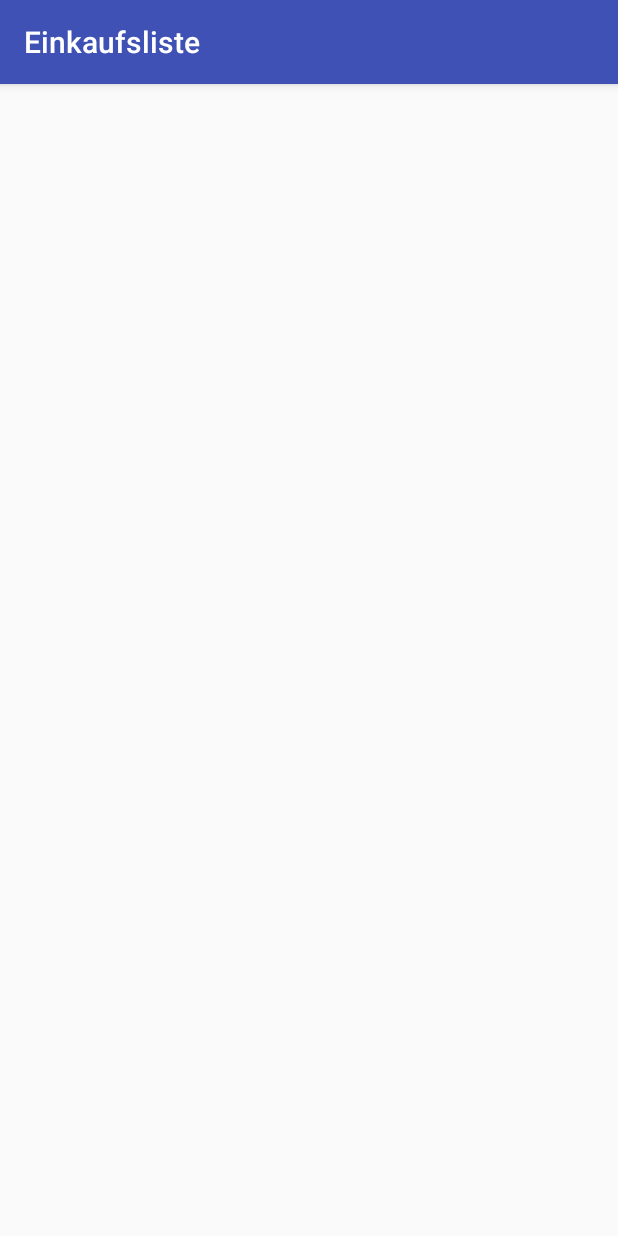
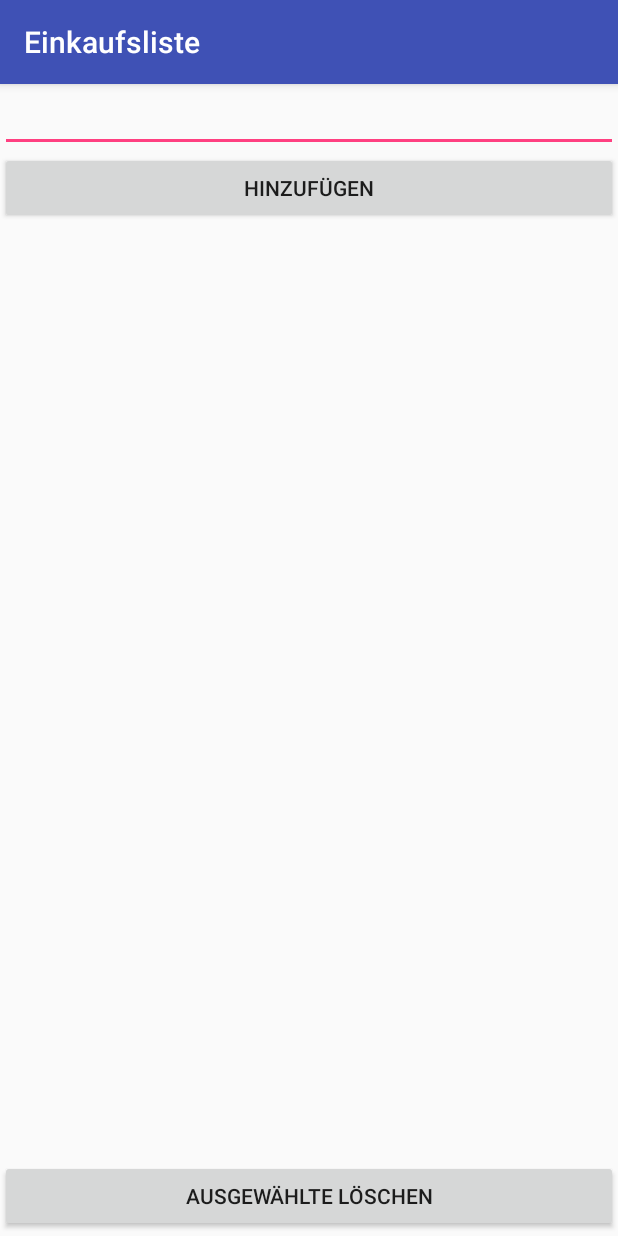
Before and after one commit to fabianmueller1997/Einkaufsliste, an Android app: the screen it shows after launch (MainActivity), on a phone screen of 412 x 824 dp. Run offline under Robolectric (Android 15) with nearby library versions, the phone set to English and light mode, and no system bars.

Commit message:
Added methods and layout elements for adding / deleting list entries

```diff
--- a/app/src/main/java/de/fabian/einkaufsliste/MainActivity.java
+++ b/app/src/main/java/de/fabian/einkaufsliste/MainActivity.java
@@ -1,15 +1,93 @@
 package de.fabian.einkaufsliste;
 
+import android.app.ListActivity;
 import android.support.v7.app.AppCompatActivity;
 import android.os.Bundle;
+import android.util.SparseBooleanArray;
+import android.view.View;
+import android.widget.AdapterView;
+import android.widget.ArrayAdapter;
+import android.widget.Button;
+import android.widget.CheckBox;
+import android.widget.EditText;
+import android.widget.ListView;
+import android.widget.SimpleAdapter;
+import android.widget.Toast;
+
+import java.util.ArrayList;
+import java.util.StringTokenizer;
+import java.util.concurrent.CountDownLatch;
 
 public class MainActivity extends AppCompatActivity
 {
+    Button add;
+    ArrayList<String> addArray = new ArrayList<>();
+    EditText txt;
+    ListView lv;
+    ArrayAdapter<String> adapter;
+    Button delete;
 
     @Override
     protected void onCreate(Bundle savedInstanceState)
     {
         super.onCreate(savedInstanceState);
         setContentView(R.layout.activity_main);
+
+        txt = (EditText)findViewById(R.id.textInput);
+        lv = (ListView)findViewById(R.id.listView);
+        lv.setChoiceMode(ListView.CHOICE_MODE_MULTIPLE);
+        delete = (Button)findViewById(R.id.buttonDelete);
+        adapter = new ArrayAdapter<>(MainActivity.this, android.R.layout.simple_list_item_multiple_choice, addArray);
+        lv.setAdapter(adapter);
+        add = (Button)findViewById(R.id.buttonAdd);
+        add.setOnClickListener(new View.OnClickListener()
+        {
+            @Override
+            public void onClick(View view)
+            {
+                String getInput = txt.getText().toString();
+                if (addArray.contains(getInput))
+                {
+                    Toast.makeText(getBaseContext(), "Bereits vorhanden!", Toast.LENGTH_LONG).show();
+                } else if (getInput.trim().equals(""))
+                {
+                    Toast.makeText(getBaseContext(), "Keine Eingabe!", Toast.LENGTH_LONG).show();
+                } else
+                {
+                    addArray.add(getInput);
+                    ArrayAdapter<String> adapter = new ArrayAdapter<>(MainActivity.this, android.R.layout.simple_list_item_multiple_choice, addArray);
+                    lv.setAdapter(adapter);
+                    ((EditText) findViewById(R.id.textInput)).setText("");
+                    adapter.notifyDataSetChanged();
+                }
+            }
+        });
+
+        delete.setOnClickListener(new View.OnClickListener()
+        {
+            @Override
+            public void onClick(View view)
+            {
+                SparseBooleanArray checkedPositions = lv.getCheckedItemPositions();
+                int count = lv.getCount();
+
+                if (checkedPositions.size() > 0)
+                {
+                    for (int i = count - 1; i >= 0; i--)
+                    {
+                        if (checkedPositions.get(i))
+                        {
+                            adapter.remove(addArray.get(i));
+                        }
+                    }
+                    checkedPositions.clear();
+                    lv.invalidateViews();
+                }
+                else
+                {
+                    Toast.makeText(getBaseContext(), "Keine Auswahl!", Toast.LENGTH_LONG).show();
+                }
+            }
+        });
     }
 }
--- a/app/src/main/res/layout/activity_main.xml
+++ b/app/src/main/res/layout/activity_main.xml
@@ -1,10 +1,38 @@
 <?xml version="1.0" encoding="utf-8"?>
 <android.widget.LinearLayout
     xmlns:android="http://schemas.android.com/apk/res/android"
-    xmlns:app="http://schemas.android.com/apk/res-auto"
     xmlns:tools="http://schemas.android.com/tools"
     android:layout_width="match_parent"
     android:layout_height="match_parent"
-    tools:context="de.fabian.einkaufsliste.MainActivity">
+    tools:context="de.fabian.einkaufsliste.MainActivity"
+    android:orientation="vertical"
+    android:weightSum="1">
+
+    <EditText
+        android:id="@+id/textInput"
+        android:layout_width="match_parent"
+        android:layout_height="wrap_content"
+        android:ems="10"
+        android:inputType="textPersonName"
+        />
+
+    <Button
+        android:id="@+id/buttonAdd"
+        android:layout_width="match_parent"
+        android:layout_height="wrap_content"
+        android:text="@string/add"/>
+
+    <ListView
+        android:id="@+id/listView"
+        android:layout_width="match_parent"
+        android:layout_height="match_parent"
+        android:layout_weight="1.02"
+        android:choiceMode="multipleChoice"/>
+
+    <Button
+        android:id="@+id/buttonDelete"
+        android:layout_width="match_parent"
+        android:layout_height="wrap_content"
+        android:text="@string/delete"/>
 
 </android.widget.LinearLayout>
--- a/app/src/main/res/values/strings.xml
+++ b/app/src/main/res/values/strings.xml
@@ -1,3 +1,5 @@
 <resources>
     <string name="app_name">Einkaufsliste</string>
+    <string name="add">Hinzufügen</string>
+    <string name="delete">Ausgewählte löschen</string>
 </resources>
--- a/build.gradle
+++ b/build.gradle
@@ -5,7 +5,7 @@ buildscript {
         jcenter()
     }
     dependencies {
-        classpath 'com.android.tools.build:gradle:2.3.2'
+        classpath 'com.android.tools.build:gradle:2.3.3'
 
         // NOTE: Do not place your application dependencies here; they belong
         // in the individual module build.gradle files
```
